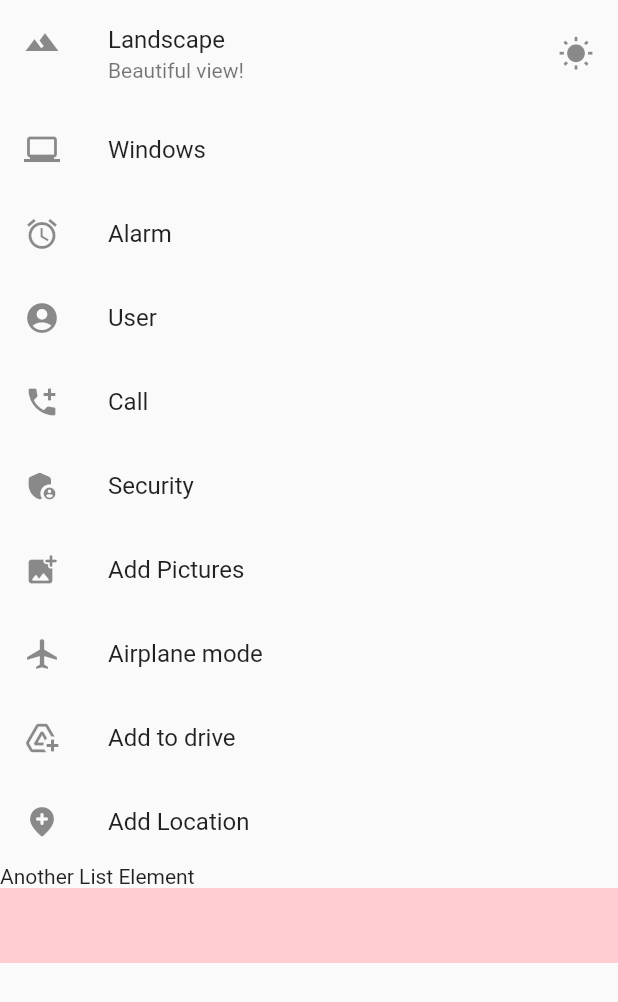
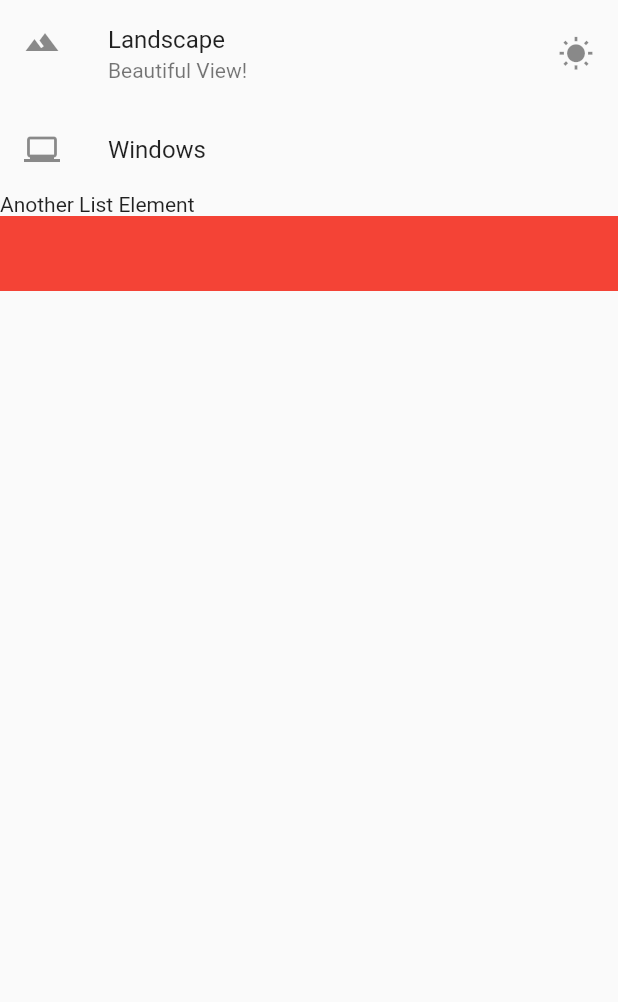
Before and after one commit to SyahdaHamidah/listview-flutter, a Flutter app: what getListView() shows on an empty page, opened directly, on a phone screen of 412 x 824 dp. Shown: the top 1002 px of the screen. Run offline on Flutter 3.47's test engine with Material 2 defaults, Android fonts, the phone set to English and light mode, and no system bars.

Commit message:
Update main.dart

```diff
--- a/lib/main.dart
+++ b/lib/main.dart
@@ -18,7 +18,7 @@ Widget getListView() {
       ListTile(
         leading: Icon(Icons.landscape),
         title: Text("Landscape"),
-        subtitle: Text("Beautiful view!"),
+        subtitle: Text("Beautiful View!"),
         trailing: Icon(Icons.wb_sunny),
         onTap: () {
           debugPrint("Tapped!");
@@ -31,65 +31,9 @@ Widget getListView() {
           debugPrint("Laptop Tapped!");
         },
       ),
-      ListTile(
-        leading: Icon(Icons.access_alarm),
-        title: Text("Alarm"),
-        onTap: () {
-          debugPrint("Alarm Tapped!");
-        },
-      ),
-      ListTile(
-        leading: Icon(Icons.account_circle),
-        title: Text("User"),
-        onTap: () {
-          debugPrint("User Tapped!");
-        },
-      ),
-      ListTile(
-        leading: Icon(Icons.add_call),
-        title: Text("Call"),
-        onTap: () {
-          debugPrint("Call Tapped!");
-        },
-      ),
-      ListTile(
-        leading: Icon(Icons.admin_panel_settings_rounded),
-        title: Text("Security"),
-        onTap: () {
-          debugPrint("security Tapped!");
-        },
-      ),
-      ListTile(
-        leading: Icon(Icons.add_photo_alternate_rounded),
-        title: Text("Add Pictures"),
-        onTap: () {
-          debugPrint("photo Tapped!");
-        },
-      ),
-      ListTile(
-        leading: Icon(Icons.airplanemode_active),
-        title: Text("Airplane mode"),
-        onTap: () {
-          debugPrint("airplanemode Tapped!");
-        },
-      ),
-      ListTile(
-        leading: Icon(Icons.add_to_drive),
-        title: Text("Add to drive"),
-        onTap: () {
-          debugPrint("Drive Tapped!");
-        },
-      ),
-      ListTile(
-        leading: Icon(Icons.add_location_rounded),
-        title: Text("Add Location"),
-        onTap: () {
-          debugPrint("Add Location Tapped!");
-        },
-      ),
       Text("Another List Element"),
       Container(
-        color: Colors.red[100],
+        color: Colors.red,
         height: 50.0,
       )
     ],
```
